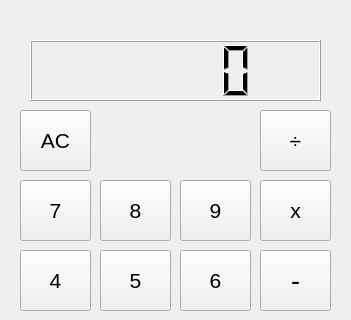
Old version of the form UI/CalcMainWidget.ui in the repository MacariusD/Calculator; both pictures show x 0 to 351 and y 0 to 320 of the 351 by 498 pixel window.
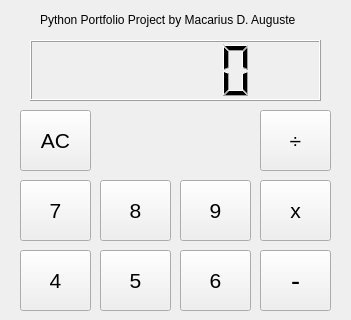
New version of the form.

Commit message:
Creation of boilerplate code and about dialog window
- created boilerplate code to get the application running
- created About dialog window for the app with general info

```diff
--- a/UI/CalcMainWidget.ui
+++ b/UI/CalcMainWidget.ui
@@ -382,6 +382,19 @@
     <bool>false</bool>
    </property>
   </widget>
+  <widget class="QLabel" name="label_title">
+   <property name="geometry">
+    <rect>
+     <x>40</x>
+     <y>10</y>
+     <width>271</width>
+     <height>20</height>
+    </rect>
+   </property>
+   <property name="text">
+    <string>Python Portfolio Project by Macarius D. Auguste</string>
+   </property>
+  </widget>
  </widget>
  <resources/>
  <connections/>
```
The commit also changes 6 other files.
